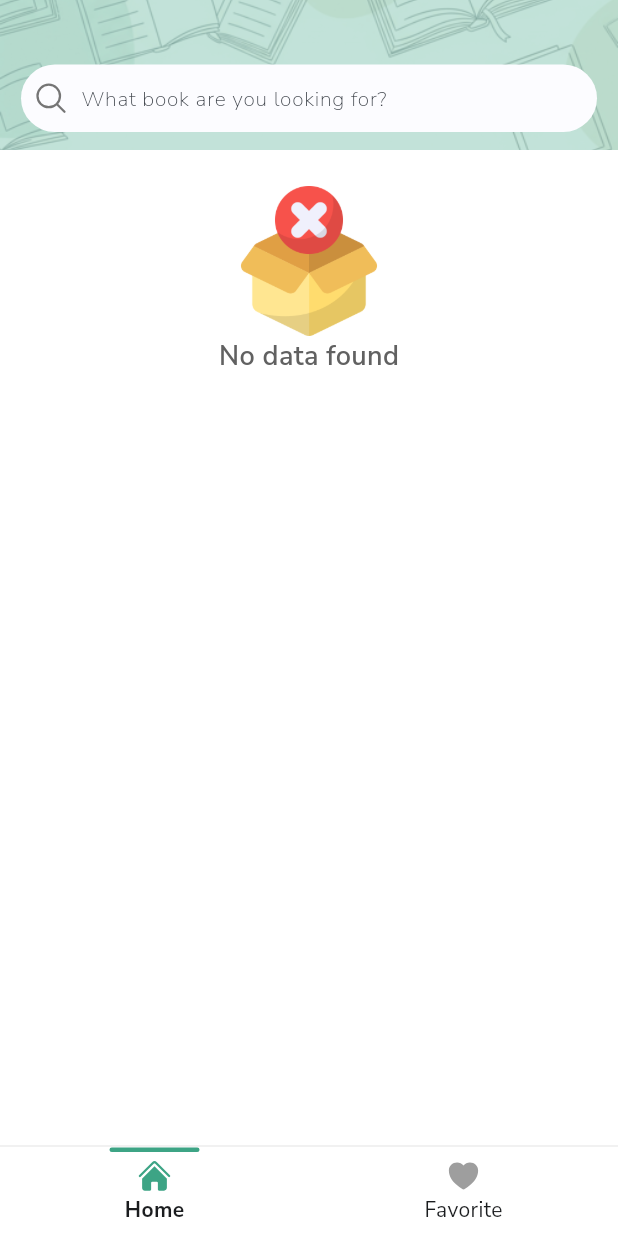
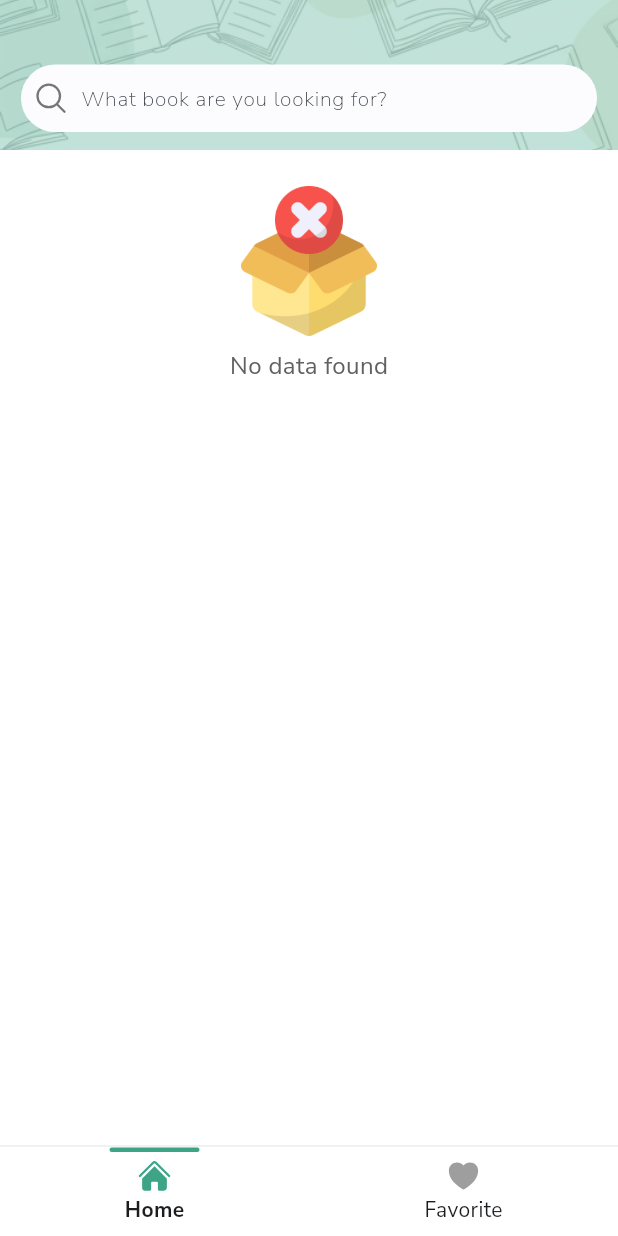
Before and after one commit to FhikarZul/palm_book, a Flutter app: the screen it shows after launch, on a phone screen of 412 x 824 dp. Run offline on Flutter 3.47's test engine with Material 3 defaults, Android fonts, the light colour scheme and no system bars; our stand-ins replace cached_network_image, dartz, dio, get, google_fonts, heroicons and 4 more; accounts and stored records are empty; network calls fail.

Commit message:
fix: update font type

```diff
--- a/lib/presentation/widgets/empty_data_view.dart
+++ b/lib/presentation/widgets/empty_data_view.dart
@@ -13,7 +13,8 @@ class EmptyDataView extends StatelessWidget {
       mainAxisSize: MainAxisSize.max,
       children: [
         Center(child: Image.asset("assets/no_data.png", width: 100)),
-        Text("No data found", style: kSubHeadline.copyWith(color: kNeutral80)),
+        SizedBox(height: 8),
+        Text("No data found", style: kBodyText.copyWith(color: kNeutral80)),
       ],
     );
   }
```
